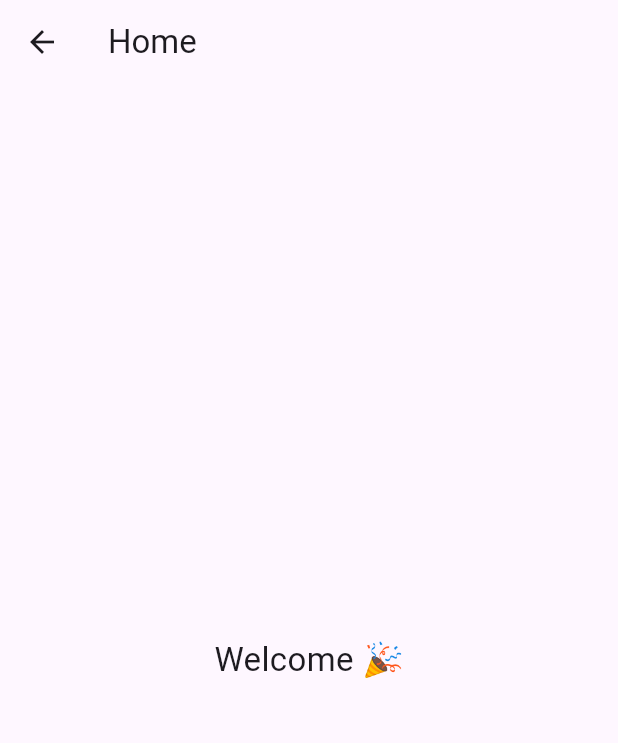
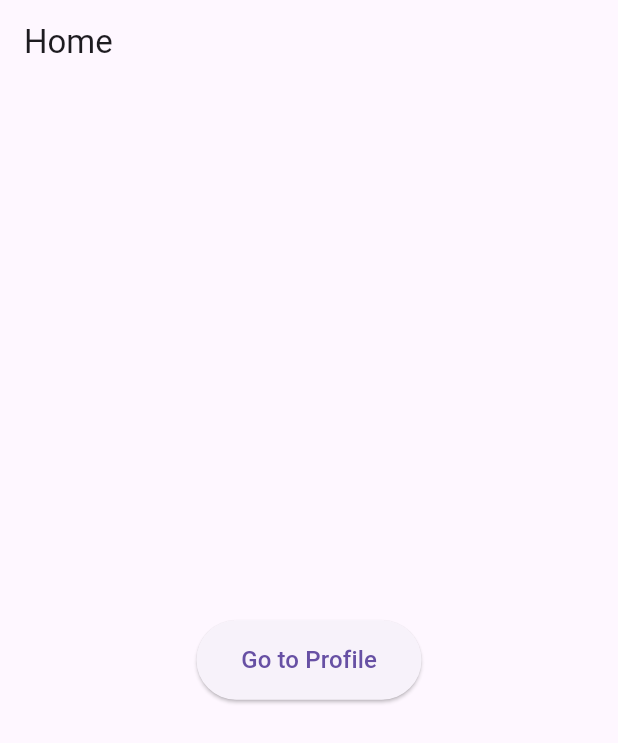
Before and after one commit to PichVichheka/property-rental-app, a Flutter app: the HomeScreen screen opened directly, on a phone screen of 412 x 824 dp. Shown: the top 743 px of the screen. Run offline on Flutter 3.47's test engine with Material 3 defaults, Android fonts, the phone set to English and light mode, and no system bars.

Commit message:
complated profile

```diff
--- /dev/null
+++ b/lib/components/custom_button.dart
@@ -0,0 +1,27 @@
+import 'package:flutter/material.dart';
+
+class CustomButton extends StatelessWidget {
+  final String title;
+  final VoidCallback onPressed;
+
+  const CustomButton({
+    super.key,
+    required this.title,
+    required this.onPressed,
+  });
+
+  @override
+  Widget build(BuildContext context) {
+    return ElevatedButton(
+      style: ElevatedButton.styleFrom(
+        minimumSize: const Size(150, 50), // width, height
+        padding: const EdgeInsets.symmetric(horizontal: 20, vertical: 15),
+      ),
+      onPressed: onPressed,
+      child: Text(
+        title,
+        style: const TextStyle(fontSize: 16),
+      ),
+    );
+  }
+}
--- /dev/null
+++ b/lib/route/app-route.dart
@@ -0,0 +1,25 @@
+import 'package:flutter/material.dart';
+import '../screens/login_screen.dart';
+import '../screens/home_screen.dart';
+import '../screens/profile_screen.dart';
+import '../screens/edit_profile_screen.dart';
+import '../screens/add_property_screen.dart';
+import 'package:property_rental_app/route/app-route.dart';
+
+class AppRoutes {
+  // Route Names
+  static const String login = '/';
+  static const String home = '/home';
+  static const String profile = '/profile';
+  static const String editProfile = '/edit-profile';
+  static const String addProperty = '/add-property'; // ✅ ADD THIS
+
+  // Route Map
+  static Map<String, WidgetBuilder> routes = {
+    login: (context) => const LoginScreen(),
+    home: (context) => const HomeScreen(),
+    profile: (context) => const ProfileScreen(),
+    editProfile: (context) => const EditProfileScreen(),
+    addProperty: (context) => const AddPropertyScreen(), // ✅ ADD THIS
+  };
+}
--- /dev/null
+++ b/lib/screens/edit_profile_screen.dart
@@ -0,0 +1,15 @@
+import 'package:flutter/material.dart';
+
+class EditProfileScreen extends StatelessWidget {
+  const EditProfileScreen({super.key});
+
+  @override
+  Widget build(BuildContext context) {
+    return Scaffold(
+      appBar: AppBar(title: const Text("Edit Profile")),
+      body: const Center(
+        child: Text("Edit Profile Screen"),
+      ),
+    );
+  }
+}
--- a/lib/screens/home_screen.dart
+++ b/lib/screens/home_screen.dart
@@ -1,4 +1,6 @@
 import 'package:flutter/material.dart';
+import '../route/app-route.dart';
+import '../components/custom_button.dart';
 
 class HomeScreen extends StatelessWidget {
   const HomeScreen({super.key});
@@ -7,10 +9,15 @@
   Widget build(BuildContext context) {
     return Scaffold(
       appBar: AppBar(title: const Text("Home")),
-      body: const Center(
-        child: Text(
-          "Welcome 🎉",
-          style: TextStyle(fontSize: 22),
+      body: Center(
+        child: CustomButton(
+          title: "Go to Profile", // text shown on the button
+          onPressed: () {
+            Navigator.pushNamed(
+              context,
+              AppRoutes.profile,   // go to ProfileScreen
+            );
+          },
         ),
       ),
     );
```
Also changed, not shown: lib/main.dart (+4 -6 lines), lib/screens/add_property_screen.dart (added, +15 -0 lines), lib/screens/login_screen.dart (+5 -2 lines), lib/screens/profile_screen.dart (added, +278 -0 lines), 1 other file.
